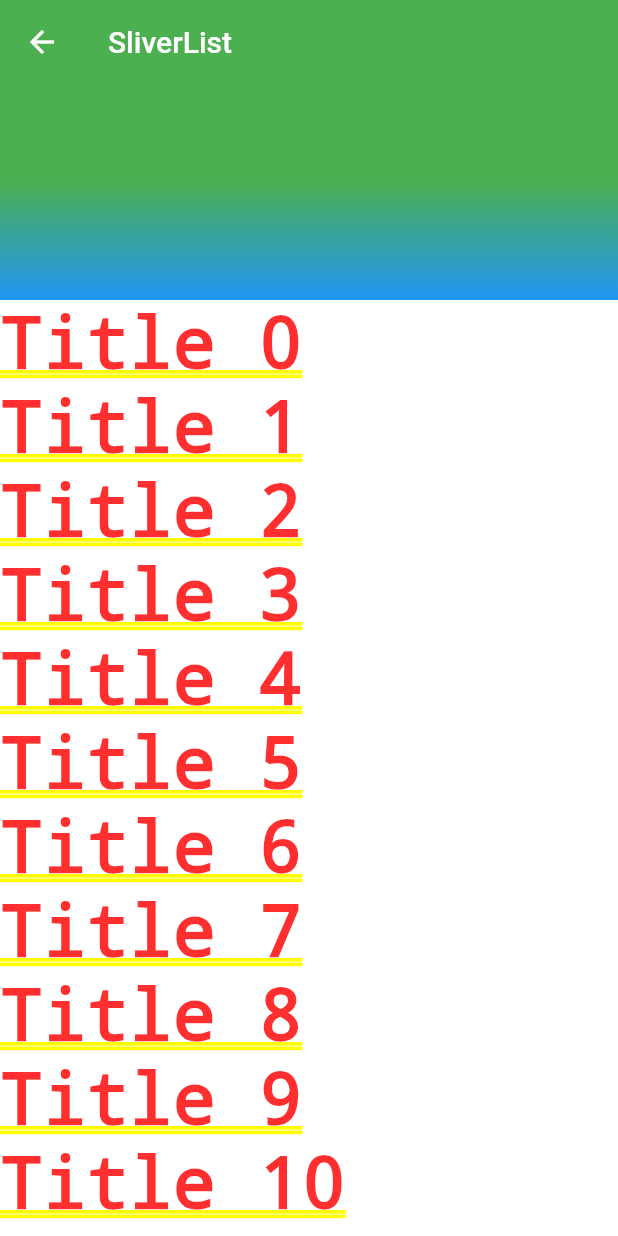
After one commit to Goolpe/flutter_simple, a Flutter app: the Lists screen opened directly, after a tap on "SliverList", on a phone screen of 412 x 824 dp. The commit adds this screen. Run offline on Flutter 3.47's test engine with Material 2 defaults, Android fonts, the phone set to English and light mode, and no system bars.

Commit message:
add sliver list

```diff
--- a/lib/examples/lists/exampleListViewBuilder.dart
+++ b/lib/examples/lists/exampleListViewBuilder.dart
@@ -1,7 +1,6 @@
 import 'package:flutter/material.dart';
 
 class ExampleListViewBuilder extends StatelessWidget{
-  // final List<String> items = ['First title', 'Second title','Third title', 'Fourth title','Fifth title'];
   final items = List<String>.generate(100, (i) => "Title $i");
 
   @override
--- /dev/null
+++ b/lib/examples/lists/exampleSliverList.dart
@@ -0,0 +1,66 @@
+import 'package:flutter/material.dart';
+
+class ExampleSliverList extends StatelessWidget{
+  final items = List<String>.generate(20, (i) => "Title $i");
+
+  @override
+  Widget build(BuildContext context){
+    return CustomScrollView(
+      slivers: <Widget>[
+        SliverAppBar(
+          title: Text('SliverList'),
+          backgroundColor: Colors.green,
+          expandedHeight: 200.0,
+          flexibleSpace: FlexibleSpaceBar(
+            background: DecoratedBox(
+              decoration: BoxDecoration(
+                gradient: LinearGradient(
+                    begin: FractionalOffset(0.5, 0.6),
+                    end: FractionalOffset(0.5, 1.0),
+                    colors: [
+                      Colors.green,
+                      Colors.blue
+                    ]
+                )
+              )
+            )
+          ),
+        ),
+        SliverList(
+          delegate: SliverChildBuilderDelegate((BuildContext context, int index) {
+            return Text('${items[index]}');
+          },
+          childCount: items.length,
+          ),
+        ),
+        SliverFixedExtentList(
+          itemExtent: 150.0,
+          delegate: SliverChildListDelegate(
+            [
+              Container(
+                child: Text('First'),
+                color: Colors.red
+              ),
+              Container(
+                child: Text('Second'),
+                color: Colors.yellow
+              ),
+              Container(
+                child: Text('Third'),
+                color: Colors.amber
+              ),
+              Container(
+                child: Text('Fourth'),
+                color: Colors.lightBlue
+              ),
+              Container(
+                child: Text('Fifth'),
+                color: Colors.orangeAccent
+              ),
+            ],
+          ),
+        ),
+      ],
+    );
+  }
+}
--- a/lib/examples/lists/index.dart
+++ b/lib/examples/lists/index.dart
@@ -3,6 +3,7 @@ import 'package:flutter_simple/examples/lists/exampleListView.dart';
 import 'package:flutter_simple/examples/lists/exampleListViewBuilder.dart';
 import 'package:flutter_simple/examples/lists/exampleListViewSeparated.dart';
 import 'package:flutter_simple/examples/lists/exampleGridView.dart';
+import 'package:flutter_simple/examples/lists/exampleSliverList.dart';
 
 class Lists extends StatelessWidget{
 
@@ -42,6 +43,13 @@ class Lists extends StatelessWidget{
                 Navigator.push(context, MaterialPageRoute(builder: (context) => ExampleGridView()));
               },
             ),
+            ListTile(
+              leading: Icon(Icons.view_module),
+              title: Text('SliverList'),
+              onTap: (){
+                Navigator.push(context, MaterialPageRoute(builder: (context) => ExampleSliverList()));
+              },
+            ),
           ],
         )
     );
```
Also changed, not shown: 1 other file.
